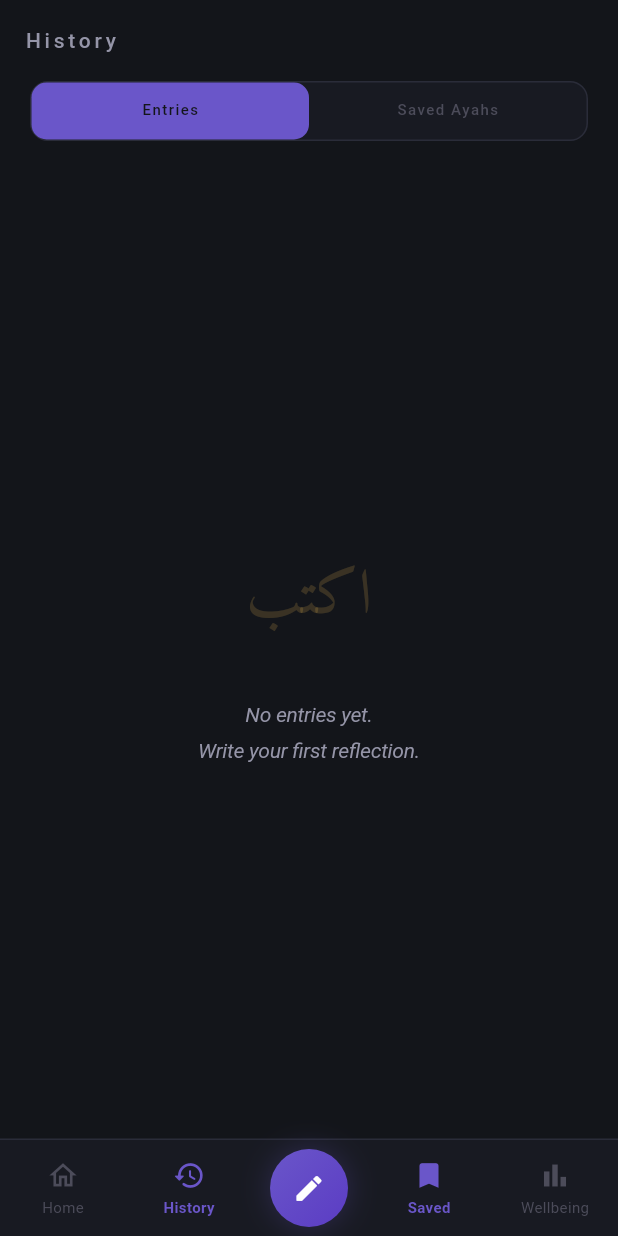
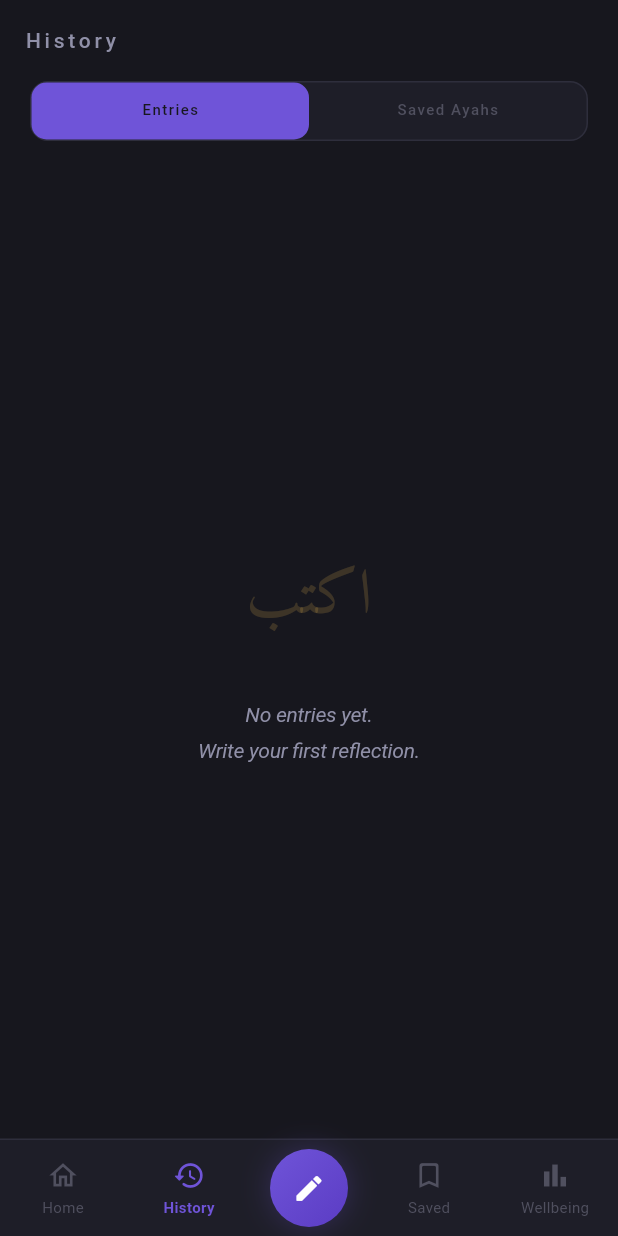
Before and after one commit to RoumaisaTanveer/QuranApp_frontend, a Flutter app: the screen it shows after launch, item 2 of the bottom bar chosen, after a tap on "Home", after a tap on "History", on a phone screen of 412 x 824 dp. Run offline on Flutter 3.47's test engine with Material 3 defaults, Android fonts, the phone set to English and light mode, and no system bars; our stand-ins replace fl_chart, flutter_animate; network calls fail.

Commit message:
final theme

```diff
--- a/lib/main.dart
+++ b/lib/main.dart
@@ -1,4 +1,3 @@
-// lib/main.dart
 import 'package:flutter/material.dart';
 import 'package:flutter/services.dart';
 import 'theme.dart';
@@ -9,11 +8,13 @@ import 'screens/splash_screen.dart';
 
 void main() {
   WidgetsFlutterBinding.ensureInitialized();
-  SystemChrome.setSystemUIOverlayStyle(const SystemUiOverlayStyle(
+  SystemChrome.setSystemUIOverlayStyle(
+    const SystemUiOverlayStyle(
       statusBarColor: Colors.transparent,
       statusBarIconBrightness: Brightness.light,
       systemNavigationBarColor: AppColors.bg,
-  ));
+    ),
+  );
   runApp(const QuranJournalApp());
 }
 
@@ -40,10 +41,16 @@ class _MainShellState extends State<MainShell> {
 
   Widget _screen() {
     switch (_i) {
-      case 0: return const JournalScreen();
-      case 1: return const HistoryScreen();
-      case 2: return const WellbeingScreen();
-      default: return const JournalScreen();
+      case 0:
+        return const JournalScreen();
+      case 1:
+        return const HistoryScreen(initialTab: 0); // History → Entries
+      case 2:
+        return const HistoryScreen(initialTab: 1); // Saved → Saved Ayahs
+      case 3:
+        return const WellbeingScreen();
+      default:
+        return const JournalScreen();
     }
   }
 
@@ -54,24 +61,41 @@ class _MainShellState extends State<MainShell> {
       bottomNavigationBar: Container(
         decoration: BoxDecoration(
           color: AppColors.bg2,
-          border: Border(top: BorderSide(color: AppColors.border, width: 1)),
+          border: Border(
+            top: BorderSide(
+              color: AppColors.border,
+              width: 1,
+            ),
+          ),
         ),
         child: SafeArea(
           top: false,
           child: Padding(
             padding: const EdgeInsets.symmetric(vertical: 6),
             child: Row(
-              mainAxisAlignment: MainAxisAlignment.spaceAround,
+              mainAxisAlignment:
+                  MainAxisAlignment.spaceAround,
               children: [
-                _NavBtn(icon: Icons.home_outlined, activeIcon: Icons.home_rounded,
-                  label: 'Home', active: _i == 0, onTap: () => setState(() => _i = 0)),
-                _NavBtn(icon: Icons.history_outlined, activeIcon: Icons.history_rounded,
-                  label: 'History', active: _i == 1, onTap: () => setState(() => _i = 1)),
-                // Glowing purple center orb
+                _NavBtn(
+                  icon: Icons.home_outlined,
+                  activeIcon: Icons.home_rounded,
+                  label: 'Home',
+                  active: _i == 0,
+                  onTap: () => setState(() => _i = 0),
+                ),
+                _NavBtn(
+                  icon: Icons.history_outlined,
+                  activeIcon: Icons.history_rounded,
+                  label: 'History',
+                  active: _i == 1,
+                  onTap: () => setState(() => _i = 1),
+                ),
+                // Center orb
                 GestureDetector(
                   onTap: () => setState(() => _i = 0),
                   child: Container(
-                    width: 52, height: 52,
+                    width: 52,
+                    height: 52,
                     decoration: BoxDecoration(
                       shape: BoxShape.circle,
                       gradient: const LinearGradient(
@@ -82,17 +106,32 @@ class _MainShellState extends State<MainShell> {
                       boxShadow: [
                         BoxShadow(
                           color: AppColors.purpleGlow,
-                          blurRadius: 18, spreadRadius: -2,
+                          blurRadius: 18,
+                          spreadRadius: -2,
                         ),
                       ],
                     ),
-                    child: const Icon(Icons.edit_rounded, color: Colors.white, size: 22),
+                    child: const Icon(
+                      Icons.edit_rounded,
+                      color: Colors.white,
+                      size: 22,
                     ),
                   ),
-                _NavBtn(icon: Icons.bookmark_outline_rounded, activeIcon: Icons.bookmark_rounded,
-                  label: 'Saved', active: _i == 1, onTap: () => setState(() => _i = 1)),
-                _NavBtn(icon: Icons.bar_chart_outlined, activeIcon: Icons.bar_chart_rounded,
-                  label: 'Wellbeing', active: _i == 2, onTap: () => setState(() => _i = 2)),
+                ),
+                _NavBtn(
+                  icon: Icons.bookmark_outline_rounded,
+                  activeIcon: Icons.bookmark_rounded,
+                  label: 'Saved',
+                  active: _i == 2,
+                  onTap: () => setState(() => _i = 2),
+                ),
+                _NavBtn(
+                  icon: Icons.bar_chart_outlined,
+                  activeIcon: Icons.bar_chart_rounded,
+                  label: 'Wellbeing',
+                  active: _i == 3,
+                  onTap: () => setState(() => _i = 3),
+                ),
               ],
             ),
           ),
@@ -108,8 +147,13 @@ class _NavBtn extends StatelessWidget {
   final bool active;
   final VoidCallback onTap;
 
-  const _NavBtn({required this.icon, required this.activeIcon,
-    required this.label, required this.active, required this.onTap});
+  const _NavBtn({
+    required this.icon,
+    required this.activeIcon,
+    required this.label,
+    required this.active,
+    required this.onTap,
+  });
 
   @override
   Widget build(BuildContext context) => GestureDetector(
@@ -120,14 +164,26 @@ class _NavBtn extends StatelessWidget {
           child: Column(
             mainAxisSize: MainAxisSize.min,
             children: [
-          Icon(active ? activeIcon : icon, size: 22,
-            color: active ? AppColors.purple : AppColors.textMuted),
+              Icon(
+                active ? activeIcon : icon,
+                size: 22,
+                color: active
+                    ? AppColors.purple
+                    : AppColors.textMuted,
+              ),
               const SizedBox(height: 3),
-          Text(label, style: TextStyle(
+              Text(
+                label,
+                style: TextStyle(
                   fontSize: 10,
-            color: active ? AppColors.purple : AppColors.textMuted,
-            fontWeight: active ? FontWeight.w600 : FontWeight.w400,
-          )),
+                  color: active
+                      ? AppColors.purple
+                      : AppColors.textMuted,
+                  fontWeight: active
+                      ? FontWeight.w600
+                      : FontWeight.w400,
+                ),
+              ),
             ],
           ),
         ),
--- a/lib/screens/history_screen.dart
+++ b/lib/screens/history_screen.dart
@@ -7,11 +7,14 @@ import '../services/api_service.dart';
 import '../widgets/widgets.dart';
 
 class HistoryScreen extends StatefulWidget {
-  const HistoryScreen({super.key});
+  const HistoryScreen({super.key, this.initialTab = 0});
+
+  final int initialTab; // 0 = Entries, 1 = Saved Ayahs
 
   @override
   State<HistoryScreen> createState() => _HistoryScreenState();
 }
+
 
 class _HistoryScreenState extends State<HistoryScreen>
     with SingleTickerProviderStateMixin {
@@ -22,9 +25,11 @@ class _HistoryScreenState extends State<HistoryScreen>
 
   @override
   void initState() {
-    super.initState();
-    _tab = TabController(length: 2, vsync: this);
+   super.initState();
+  _tab = TabController(length: 2, vsync: this);
+  _tab.index = widget.initialTab.clamp(0, 1);
   }
+
 
   @override
   void didChangeDependencies() {
--- a/lib/screens/journal_screen.dart
+++ b/lib/screens/journal_screen.dart
@@ -60,7 +60,7 @@ class _JournalScreenState extends State<JournalScreen> {
       backgroundColor: AppColors.bg,
       body: Stack(
         children: [
-          // Top-right glow – use green to reflect primary, with subtle purple mix if you like
+          // Top-right purple glow
           Positioned(
             top: -80,
             right: -80,
@@ -71,7 +71,7 @@ class _JournalScreenState extends State<JournalScreen> {
                 shape: BoxShape.circle,
                 gradient: RadialGradient(
                   colors: [
-                    AppColors.green.withOpacity(0.12),
+                    AppColors.purple.withOpacity(0.12),
                     Colors.transparent,
                   ],
                 ),
@@ -95,7 +95,6 @@ class _JournalScreenState extends State<JournalScreen> {
                           Text(
                             'مع القرآن',
                             textDirection: TextDirection.rtl,
-                            // Arabic stays gold to keep the spiritual feel
                             style: AppText.arabic(
                               size: 22,
                               color: AppColors.goldLight,
@@ -110,8 +109,7 @@ class _JournalScreenState extends State<JournalScreen> {
                           ),
                         ],
                       ),
-
-                      // Avatar – keep purple here as a secondary accent orb
+                      // Purple orb avatar
                       Container(
                         width: 46,
                         height: 46,
@@ -149,13 +147,13 @@ class _JournalScreenState extends State<JournalScreen> {
                       borderRadius: BorderRadius.circular(16),
                       border: Border.all(
                         color: _focus.hasFocus
-                            ? AppColors.green.withOpacity(0.5)
+                            ? AppColors.purple.withOpacity(0.5)
                             : AppColors.border,
                       ),
                       boxShadow: _focus.hasFocus
                           ? [
                               BoxShadow(
-                                color: AppColors.greenGlow,
+                                color: AppColors.purpleGlow,
                                 blurRadius: 20,
                                 spreadRadius: -4,
                               ),
@@ -176,7 +174,7 @@ class _JournalScreenState extends State<JournalScreen> {
                                 height: 7,
                                 decoration: BoxDecoration(
                                   shape: BoxShape.circle,
-                                  color: AppColors.greenSoft,
+                                  color: AppColors.purple,
                                 ),
                               ),
                               const SizedBox(width: 8),
@@ -202,7 +200,7 @@ class _JournalScreenState extends State<JournalScreen> {
                             color: AppColors.text,
                             height: 1.7,
                           ),
-                          cursorColor: AppColors.greenSoft,
+                          cursorColor: AppColors.purple,
                           decoration: InputDecoration(
                             hintText:
                                 'Write whatever is on your heart...',
@@ -323,7 +321,8 @@ class _JournalScreenState extends State<JournalScreen> {
                         .map(
                           (e) => GestureDetector(
                             onTap: () {
-                              _ctrl.text = 'I am feeling $e today';
+                              _ctrl.text =
+                                  'I am feeling $e today';
                               _ctrl.selection =
                                   TextSelection.fromPosition(
                                 TextPosition(
@@ -357,7 +356,8 @@ class _JournalScreenState extends State<JournalScreen> {
                               height: 32,
                               decoration: BoxDecoration(
                                 color: AppColors.goldDim,
-                                borderRadius: BorderRadius.circular(9),
+                                borderRadius:
+                                    BorderRadius.circular(9),
                               ),
                               child: const Icon(
                                 Icons.format_quote_rounded,
--- a/lib/screens/splash_screen.dart
+++ b/lib/screens/splash_screen.dart
@@ -1,4 +1,3 @@
-// lib/screens/splash_screen.dart
 import 'package:flutter/material.dart';
 import '../theme.dart';
 import 'package:flutter_animate/flutter_animate.dart';
@@ -31,7 +30,10 @@ class _SplashScreenState extends State<SplashScreen>
       switchInCurve: Curves.easeIn,
       switchOutCurve: Curves.easeOut,
       child: _done
-          ? KeyedSubtree(key: const ValueKey('app'), child: widget.child)
+          ? KeyedSubtree(
+              key: const ValueKey('app'),
+              child: widget.child,
+            )
           : const KeyedSubtree(
               key: ValueKey('splash'),
               child: _SplashContent(),
@@ -49,7 +51,7 @@ class _SplashContent extends StatelessWidget {
       backgroundColor: AppColors.bg,
       body: Stack(
         children: [
-          // Background glow: green core with subtle purple edge
+          // Background purple glow
           Center(
             child: Container(
               width: 300,
@@ -58,11 +60,9 @@ class _SplashContent extends StatelessWidget {
                 shape: BoxShape.circle,
                 gradient: RadialGradient(
                   colors: [
-                    AppColors.green.withOpacity(0.22),
-                    AppColors.purple.withOpacity(0.05),
+                    AppColors.purple.withOpacity(0.15),
                     Colors.transparent,
                   ],
-                  stops: const [0.0, 0.55, 1.0],
                 ),
               ),
             ),
@@ -80,7 +80,7 @@ class _SplashContent extends StatelessWidget {
             child: Column(
               mainAxisAlignment: MainAxisAlignment.center,
               children: [
-                // Glowing orb icon – green with gold rim, soft purple glow
+                // Glowing orb icon – purple only
                 Container(
                   width: 90,
                   height: 90,
@@ -88,28 +88,19 @@ class _SplashContent extends StatelessWidget {
                     shape: BoxShape.circle,
                     gradient: const LinearGradient(
                       colors: [
-                        AppColors.greenSoft,
-                        AppColors.green,
+                        AppColors.purple,
+                        Color(0xFF5B3CC4),
                       ],
                       begin: Alignment.topLeft,
                       end: Alignment.bottomRight,
                     ),
                     boxShadow: [
                       BoxShadow(
-                        color: AppColors.greenGlow,
+                        color: AppColors.purpleGlow,
                         blurRadius: 40,
                         spreadRadius: 5,
                       ),
-                      BoxShadow(
-                        color: AppColors.purpleGlow,
-                        blurRadius: 60,
-                        spreadRadius: -5,
-                      ),
                     ],
-                    border: Border.all(
-                      color: AppColors.gold.withOpacity(0.65),
-                      width: 1.4,
-                    ),
                   ),
                   child: const Icon(
                     Icons.menu_book_rounded,
@@ -128,7 +119,7 @@ class _SplashContent extends StatelessWidget {
 
                 const SizedBox(height: 32),
 
-                // Arabic title (gold, as before)
+                // Arabic title (gold)
                 Text(
                   'مع القرآن',
                   textDirection: TextDirection.rtl,
@@ -156,11 +147,14 @@ class _SplashContent extends StatelessWidget {
                     color: AppColors.textSub,
                     weight: FontWeight.w300,
                   ),
-                ).animate().fadeIn(delay: 700.ms, duration: 600.ms),
+                ).animate().fadeIn(
+                      delay: 700.ms,
+                      duration: 600.ms,
+                    ),
 
                 const SizedBox(height: 60),
 
-                // Loading dots – use purple for continuity with rest of app
+                // Loading dots – purple
                 _PulseDots()
                     .animate()
                     .fadeIn(delay: 1000.ms, duration: 400.ms),
@@ -183,7 +177,10 @@ class _SplashContent extends StatelessWidget {
               ),
             )
                 .animate()
-                .fadeIn(delay: 900.ms, duration: 800.ms),
+                .fadeIn(
+                  delay: 900.ms,
+                  duration: 800.ms,
+                ),
           ),
         ],
       ),
@@ -228,7 +225,6 @@ class _PulseDotsState extends State<_PulseDots>
               height: 6,
               decoration: BoxDecoration(
                 shape: BoxShape.circle,
-                // still purple for subtle brand continuity
                 color: AppColors.purple.withOpacity(0.2 + 0.8 * o),
               ),
             );
--- a/lib/theme.dart
+++ b/lib/theme.dart
@@ -1,19 +1,19 @@
-// lib/theme.dart
 import 'package:flutter/material.dart';
 
 class AppColors {
-  // Backgrounds – slightly more neutral
-  static const bg   = Color(0xFF13151A);
-  static const bg2  = Color(0xFF181A22);
-  static const bg3  = Color(0xFF1E2028);
-  static const bg4  = Color(0xFF242732);
-  static const card = Color(0xFF181A22);
+  // Backgrounds
+  static const bg   = Color(0xFF17171E);
+  static const bg2  = Color(0xFF1E1E28);
+  static const bg3  = Color(0xFF252530);
+  static const bg4  = Color(0xFF2C2C3A);
+  static const card = Color(0xFF1E1E28);
 
-  // Purple — toned down
-  static const purple      = Color(0xFF6A56C9);
-  static const purpleLight = Color(0xFF8B74D4);
-  static const purpleDim   = Color(0x226A56C9);
-  static const purpleGlow  = Color(0x556A56C9);
+  // Purple — slightly muted vs original
+  // (more “royal” and less neon)
+  static const purple      = Color(0xFF6F54D8); // was 0xFF7B5CF0
+  static const purpleLight = Color(0xFF9274E2); // was 0xFF9B7BCA
+  static const purpleDim   = Color(0x226F54D8);
+  static const purpleGlow  = Color(0x556F54D8);
 
   // Gold — spiritual accent
   static const gold      = Color(0xFFD4A84B);
@@ -21,27 +21,22 @@ class AppColors {
   static const goldDim   = Color(0x22D4A84B);
   static const goldGlow  = Color(0x44D4A84B);
 
-  // Green — main primary accent
-  static const green      = Color(0xFF1F6B4A);
-  static const greenSoft  = Color(0xFF2C815A);
-  static const greenDim   = Color(0x221F6B4A);
-  static const greenGlow  = Color(0x441F6B4A);
-
   // Semantic
   static const red    = Color(0xFFE84545);
   static const orange = Color(0xFFE8944A);
+  static const green  = Color(0xFF4FC87A);
   static const blue   = Color(0xFF4A90E2);
 
   // Text
-  static const text      = Color(0xFFEEEFF5);
-  static const textSub   = Color(0xFF9595A8);
-  static const textDim   = Color(0xFF80809A);
-  static const textMuted = Color(0xFF4C4C5A);
+  static const text      = Color(0xFFEEEEF5);
+  static const textSub   = Color(0xFF9090A8);
+  static const textDim   = Color(0xFF9090A8);
+  static const textMuted = Color(0xFF50505F);
 
   // Borders
-  static const border      = Color(0xFF2A2C39);
-  static const borderLight = Color(0xFF353749);
-  static const borderMid   = Color(0xFF353749);
+  static const border      = Color(0xFF2E2E3C);
+  static const borderLight = Color(0xFF3A3A4C);
+  static const borderMid   = Color(0xFF3A3A4C);
   static const borderGold  = Color(0x33D4A84B); // gold-tinted border for verse cards
 }
 
@@ -50,8 +45,7 @@ class AppTheme {
         brightness: Brightness.dark,
         scaffoldBackgroundColor: AppColors.bg,
         colorScheme: const ColorScheme.dark(
-      primary: AppColors.green,      // main accent (buttons, FABs, active states)
-      secondary: AppColors.purple,   // secondary accent
+          primary: AppColors.purple,
           surface: AppColors.card,
           onSurface: AppColors.text,
         ),
--- a/lib/widgets/widgets.dart
+++ b/lib/widgets/widgets.dart
@@ -1,4 +1,3 @@
-// lib/widgets/widgets.dart
 import 'package:flutter/material.dart';
 import 'package:flutter/services.dart';
 import '../theme.dart';
@@ -10,7 +9,7 @@ class AppCard extends StatelessWidget {
   final EdgeInsets? padding;
   final Color? color;
   final double radius;
-  final bool glowPurple; // kept for compatibility; now "accent glow"
+  final bool glowPurple;
 
   const AppCard({
     super.key,
@@ -30,9 +29,8 @@ class AppCard extends StatelessWidget {
           border: Border.all(color: AppColors.border),
           boxShadow: glowPurple
               ? [
-                  // use green/purple mix instead of pure purple
                   BoxShadow(
-                    color: AppColors.greenGlow,
+                    color: AppColors.purpleGlow,
                     blurRadius: 24,
                     spreadRadius: -4,
                   ),
@@ -97,7 +95,7 @@ class EmotionPill extends StatelessWidget {
   }
 }
 
-// ── Ayah card — matches the reference list card style ────────────────
+// ── Ayah card ─────────────────────────────────────────────────────────
 class AyahCard extends StatefulWidget {
   final AyahMatch ayah;
   final int index;
@@ -153,7 +151,7 @@ class _AyahCardState extends State<AyahCard> {
               mainAxisAlignment: MainAxisAlignment.spaceBetween,
               children: [
                 Row(children: [
-                  // Icon box — keep gold to signify spiritual content
+                  // Gold icon box
                   Container(
                     width: 32,
                     height: 32,
@@ -192,7 +190,7 @@ class _AyahCardState extends State<AyahCard> {
                   _SmallBtn(
                     icon: _copied ? Icons.check_rounded : Icons.copy_rounded,
                     color:
-                        _copied ? AppColors.greenSoft : AppColors.textMuted,
+                        _copied ? AppColors.green : AppColors.textMuted,
                     onTap: _copy,
                   ),
                   const SizedBox(width: 6),
@@ -288,9 +286,9 @@ class ComfortCard extends StatelessWidget {
   @override
   Widget build(BuildContext context) => Container(
         decoration: BoxDecoration(
-          color: AppColors.bg2,
+          color: AppColors.goldDim,
           borderRadius: BorderRadius.circular(16),
-          border: Border.all(color: AppColors.borderGold),
+          border: Border.all(color: AppColors.gold.withOpacity(0.25)),
         ),
         padding: const EdgeInsets.all(18),
         child: Column(
@@ -334,7 +332,7 @@ class ComfortCard extends StatelessWidget {
       );
 }
 
-// ── Primary button — now green primary, purple secondary ─────────────
+// ── Primary button — purple gradient ──────────────────────────────────
 class PrimaryButton extends StatefulWidget {
   final String label;
   final VoidCallback? onPressed;
@@ -376,10 +374,9 @@ class _PrimaryButtonState extends State<PrimaryButton> {
               gradient: widget.secondary
                   ? null
                   : const LinearGradient(
-                      // green-based primary, slightly warmer top
                       colors: [
-                        AppColors.greenSoft,
-                        AppColors.green,
+                        AppColors.purple,
+                        AppColors.purpleLight,
                       ],
                       begin: Alignment.topLeft,
                       end: Alignment.bottomRight,
@@ -393,7 +390,7 @@ class _PrimaryButtonState extends State<PrimaryButton> {
                   ? null
                   : [
                       BoxShadow(
-                        color: AppColors.green.withOpacity(
+                        color: AppColors.purple.withOpacity(
                           _pressed ? 0.15 : 0.3,
                         ),
                         blurRadius: 16,
@@ -407,8 +404,9 @@ class _PrimaryButtonState extends State<PrimaryButton> {
                     height: 16,
                     child: CircularProgressIndicator(
                       strokeWidth: 2,
-                      color:
-                          widget.secondary ? AppColors.purple : Colors.white,
+                      color: widget.secondary
+                          ? AppColors.purple
+                          : Colors.white,
                     ),
                   )
                 : Row(
@@ -481,7 +479,6 @@ class _LoadingDotsState extends State<LoadingDots>
               height: 7,
               decoration: BoxDecoration(
                 shape: BoxShape.circle,
-                // use purple as subtle loading accent
                 color: AppColors.purple.withOpacity(0.2 + 0.8 * o),
               ),
             );
@@ -535,7 +532,7 @@ class EmptyState extends StatelessWidget {
                 PrimaryButton(
                   label: buttonLabel!,
                   onPressed: onButton,
-                  secondary: true, // secondary = outlined / neutral
+                  secondary: true,
                 ),
               ],
             ],
```
Lines whose indentation alone changed are shown as unchanged.
